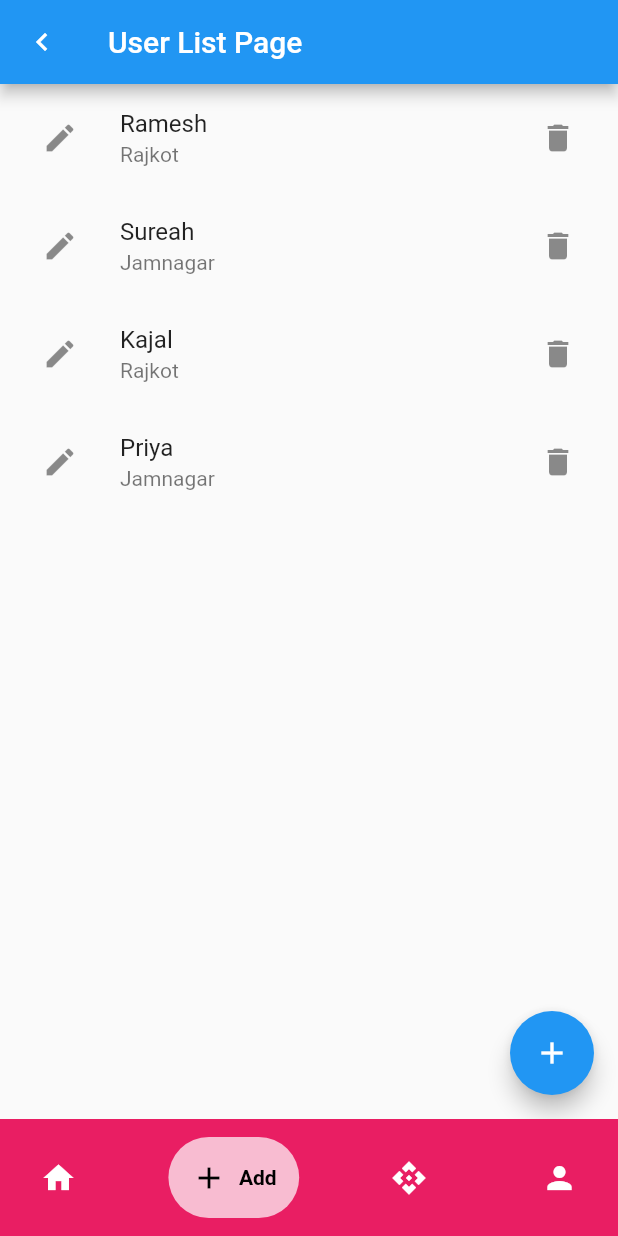
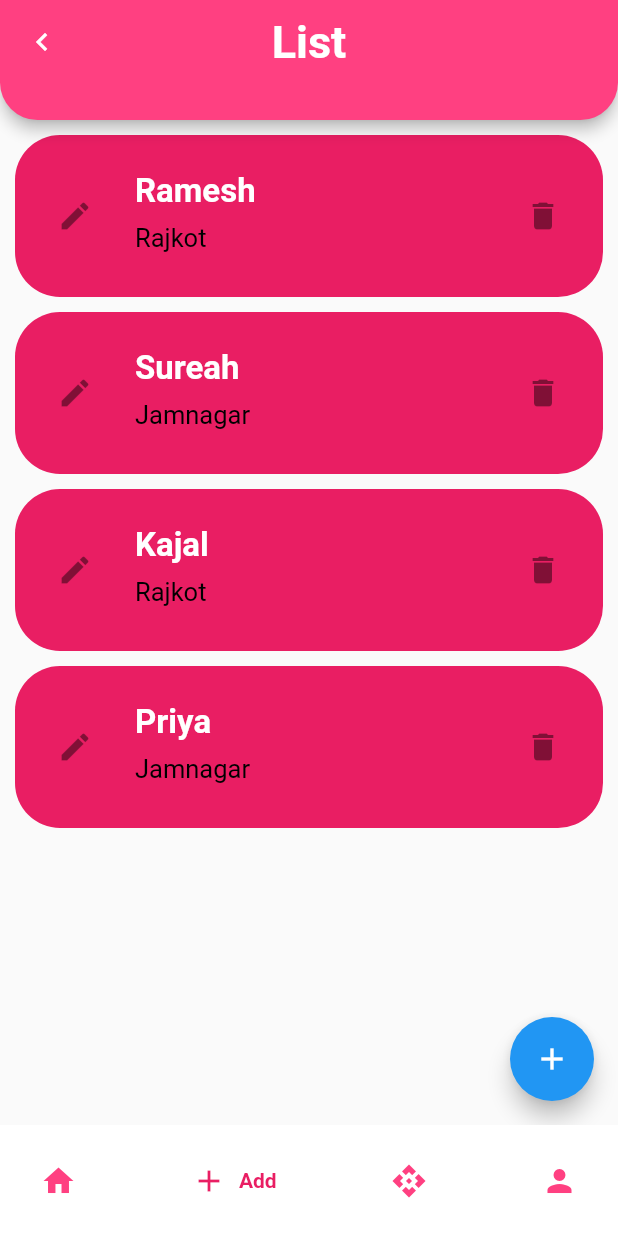
Before and after one commit to Harshtank-io/wedGuru, a Flutter app: the HomePage screen opened directly, item 2 of the bottom bar chosen, on a phone screen of 412 x 824 dp. Run offline on Flutter 3.47's test engine with Material 2 defaults, Android fonts, the light colour scheme and no system bars; drawn by our look-alikes of google_nav_bar; our stand-ins replace animated_text_kit, google_fonts, liquid_swipe, sqflite; missing offline and left inert: swipeable_card_stack; accounts and stored records are empty.

Commit message:
Edited listTile with Container

```diff
--- a/lib/main.dart
+++ b/lib/main.dart
@@ -1,5 +1,4 @@
 import 'package:flutter/material.dart';
-
 import 'package:wed_guru/pages/loginComponents/preLogin.dart';
 
 void main() => runApp(const MyApp());
--- a/lib/pages/Localdb/userlist.dart
+++ b/lib/pages/Localdb/userlist.dart
@@ -28,30 +28,70 @@ class _UserListState extends State<UserList> {
 
   Widget build(BuildContext context) {
     return Scaffold(
-      appBar: AppBar(
-        title: Text('User List Page'),
+      appBar: PreferredSize(
+        preferredSize: Size.fromHeight(80),
+        child: AppBar(
+          shape: RoundedRectangleBorder(
+            borderRadius: BorderRadius.vertical(
+              bottom: Radius.circular(25)
+            ),
+          ),
+          centerTitle: true,
+          backgroundColor: Colors.pinkAccent,
+          title: const Text(
+            'List',
+            style: TextStyle(
+            fontWeight: FontWeight.w700,
+            fontSize: 30
+          ),
+          ),
           leading: IconButton(
             icon: Icon(Icons.navigate_before),
-               onPressed: (){ Navigator.pushReplacement(context, MaterialPageRoute(builder: (context) =>HomePage()));},
+            onPressed: () {
+              Navigator.pushReplacement(
+                  context, MaterialPageRoute(builder: (context) => HomePage()));
+            },
+          ),
         ),
       ),
       body: ListView.builder(
         itemCount: userList.length,
         itemBuilder: (BuildContext context, int index) {
           final user = userList[index];
-          return ListTile(
-            title: Text(user.name),
-            subtitle: Text(user.city),
+          return Container(
+            width: 70,
+            padding: EdgeInsets.only(top: 18,bottom: 18 ),
+            margin: EdgeInsets.only(top: 10 ,left: 10 ,right: 10),
+            decoration: BoxDecoration(
+              color: Colors.pink,
+              borderRadius: BorderRadius.circular(30),
+            ),
+            child: ListTile(
+              title: Padding(
+                padding: const EdgeInsets.only(bottom: 8.0),
+                child: cardText(user: user),
+              ),
+              subtitle: Text(user.city,
+                style: const TextStyle(
+                  color: Colors.black,
+                  fontSize: 17
+                ) ,
+              ),
               leading: IconButton(
                 icon: Icon(Icons.edit),
-              onPressed: (){ Navigator.pushReplacement(context, MaterialPageRoute(builder: (context) =>EditUser(user: user,)));},
+                onPressed: () {
+                  Navigator.pushReplacement(
+                      context,
+                      MaterialPageRoute(
+                          builder: (context) => EditUser(user: user,)));
+                },
               ),
-            trailing:
-                IconButton(
+              trailing: IconButton(
                 icon: Icon(Icons.delete),
                 onPressed: () {
                   _deleteUser(user.id!);
-                    Navigator.pushReplacement(context, MaterialPageRoute(builder: (context) => UserList()));
+                  Navigator.pushReplacement(context,
+                      MaterialPageRoute(builder: (context) => UserList()));
                   ScaffoldMessenger.of(context).showSnackBar(
                     const SnackBar(
                       content: Text('User Deleted Successfully!!'),
@@ -59,7 +99,15 @@ class _UserListState extends State<UserList> {
                   );
                 },
               ),
-            onTap: () {Navigator.push(context, MaterialPageRoute(builder: (context) => Details(user: user,)));},
+              onTap: () {
+                Navigator.push(
+                    context,
+                    MaterialPageRoute(
+                        builder: (context) => Details(
+                              user: user,
+                            )));
+              },
+            ),
           );
         },
       ),
@@ -92,3 +140,23 @@ class _UserListState extends State<UserList> {
     }
   }
 }
+
+class cardText extends StatelessWidget {
+  const cardText({
+    super.key,
+    required this.user,
+  });
+
+  final User user;
+
+  @override
+  Widget build(BuildContext context) {
+    return Text(user.name,
+      style: const TextStyle(
+        fontSize: 22,
+        fontWeight: FontWeight.w700,
+        color: Colors.white
+    ),
+    );
+  }
+}
--- a/lib/pages/components/homeNavigation.dart
+++ b/lib/pages/components/homeNavigation.dart
@@ -32,14 +32,14 @@ class _HomePageState extends State<HomePage> {
         child: _widgetOptions.elementAt(_selectedIndex),
       ),
       bottomNavigationBar: Container(
-        color: Colors.pink,
+        color: Colors.white,
         child:  Padding(
           padding: const EdgeInsets.symmetric(horizontal: 12.0,
-              vertical: 12),
+              vertical: 10),
           child: GNav(
-            backgroundColor: Colors.pink,
-            color: Colors.white,
-            activeColor: Colors.black,
+            //backgroundColor: Colors.white,
+            color: Colors.pinkAccent,
+            activeColor: Colors.pink,
             tabBackgroundColor: Colors.white70,
             padding: const EdgeInsets.all(15),
             gap: 8,
```
Also changed, not shown: lib/pages/Localdb/showdetail.dart (+9 -0 lines), lib/pages/components/profile.dart (+13 -11 lines), lib/pages/components/swipeCardpage.dart (+11 -16 lines), lib/util/cards.dart (+13 -10 lines), lib/img/g2.jpg (added), 1 other file. Lines whose indentation alone changed are shown as unchanged.
